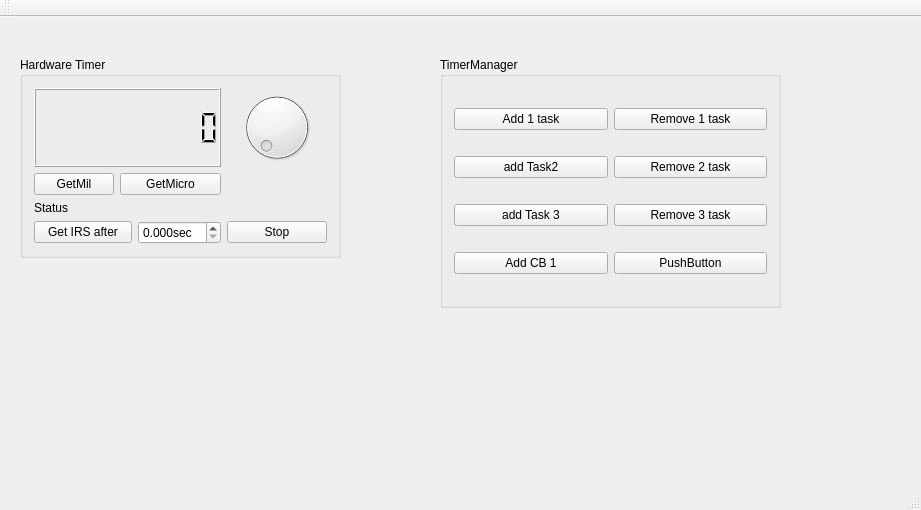
Anaga/TimerTaskManager, file TimerManager/mainwindow.ui: the form before one commit.
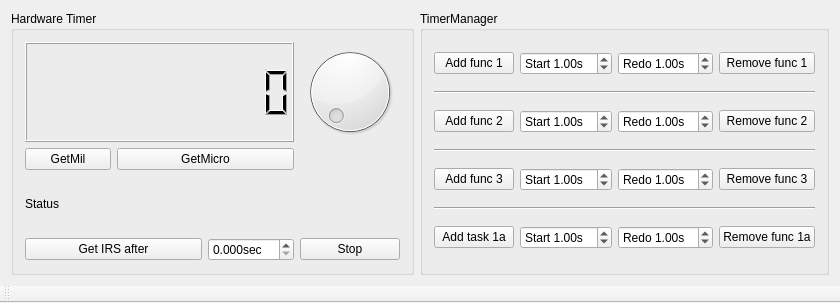
The form after the commit.

Commit message: changes in UI design add function removeCbFunc to TimMan.

Patch:
```diff
--- a/TimerManager/mainwindow.ui
+++ b/TimerManager/mainwindow.ui
@@ -6,23 +6,17 @@
    <rect>
     <x>0</x>
     <y>0</y>
-    <width>921</width>
-    <height>510</height>
+    <width>840</width>
+    <height>303</height>
    </rect>
   </property>
   <property name="windowTitle">
    <string>MainWindow</string>
   </property>
   <widget class="QWidget" name="centralWidget">
+   <layout class="QHBoxLayout" name="horizontalLayout">
+    <item>
    <widget class="QGroupBox" name="groupBox_HwTimer">
-    <property name="geometry">
-     <rect>
-      <x>20</x>
-      <y>40</y>
-      <width>321</width>
-      <height>201</height>
-     </rect>
-    </property>
     <property name="title">
      <string>Hardware Timer</string>
     </property>
@@ -91,97 +85,207 @@
      </item>
     </layout>
    </widget>
+    </item>
+    <item>
    <widget class="QGroupBox" name="groupBox_TimerManager">
-    <property name="geometry">
-     <rect>
-      <x>440</x>
-      <y>40</y>
-      <width>341</width>
-      <height>251</height>
-     </rect>
-    </property>
     <property name="title">
      <string>TimerManager</string>
     </property>
     <layout class="QGridLayout" name="gridLayout">
-     <item row="3" column="1">
-      <widget class="QPushButton" name="pushButton_rem3">
-       <property name="text">
-        <string>Remove 3 task</string>
-       </property>
-      </widget>
-     </item>
-     <item row="3" column="0">
-      <widget class="QPushButton" name="pushButton_add3">
-       <property name="text">
-        <string>add Task 3</string>
-       </property>
-      </widget>
-     </item>
-     <item row="2" column="1">
-      <widget class="QPushButton" name="pushButton_rem2">
-       <property name="text">
-        <string>Remove 2 task</string>
-       </property>
-      </widget>
-     </item>
-     <item row="0" column="1">
+       <item row="0" column="3">
       <widget class="QPushButton" name="pushButton_rem1">
        <property name="text">
-        <string>Remove 1 task</string>
+          <string>Remove func 1</string>
        </property>
       </widget>
      </item>
-     <item row="2" column="0">
-      <widget class="QPushButton" name="pushButton_add2">
+       <item row="2" column="3">
+        <widget class="QPushButton" name="pushButton_rem2">
        <property name="text">
-        <string>add Task2</string>
+          <string>Remove func 2</string>
+         </property>
+        </widget>
+       </item>
+       <item row="6" column="3">
+        <widget class="QPushButton" name="pushButton_rem1a">
+         <property name="text">
+          <string>Remove func 1a</string>
+         </property>
+        </widget>
+       </item>
+       <item row="6" column="0">
+        <widget class="QPushButton" name="pushButton_addCb1">
+         <property name="text">
+          <string>Add task 1a</string>
        </property>
       </widget>
      </item>
      <item row="0" column="0">
       <widget class="QPushButton" name="pushButton_add1">
        <property name="text">
-        <string>Add 1 task</string>
+          <string>Add func 1</string>
+         </property>
+        </widget>
+       </item>
+       <item row="2" column="0">
+        <widget class="QPushButton" name="pushButton_add2">
+         <property name="text">
+          <string>Add func 2</string>
        </property>
       </widget>
      </item>
      <item row="4" column="0">
-      <widget class="QPushButton" name="pushButton_addCb1">
+        <widget class="QPushButton" name="pushButton_add3">
        <property name="text">
-        <string>Add CB 1</string>
+          <string>Add func 3</string>
+         </property>
+        </widget>
+       </item>
+       <item row="4" column="3">
+        <widget class="QPushButton" name="pushButton_rem3">
+         <property name="text">
+          <string>Remove func 3</string>
+         </property>
+        </widget>
+       </item>
+       <item row="0" column="1">
+        <widget class="QDoubleSpinBox" name="doubleSpinBox_t1_Start">
+         <property name="prefix">
+          <string>Start </string>
+         </property>
+         <property name="suffix">
+          <string>s</string>
+         </property>
+         <property name="value">
+          <double>1.000000000000000</double>
+         </property>
+        </widget>
+       </item>
+       <item row="0" column="2">
+        <widget class="QDoubleSpinBox" name="doubleSpinBox_t1_Redo">
+         <property name="prefix">
+          <string>Redo </string>
+         </property>
+         <property name="suffix">
+          <string>s</string>
+         </property>
+         <property name="value">
+          <double>1.000000000000000</double>
+         </property>
+        </widget>
+       </item>
+       <item row="1" column="0" colspan="4">
+        <widget class="Line" name="line">
+         <property name="orientation">
+          <enum>Qt::Horizontal</enum>
+         </property>
+        </widget>
+       </item>
+       <item row="2" column="2">
+        <widget class="QDoubleSpinBox" name="doubleSpinBox_t2_Redo">
+         <property name="prefix">
+          <string>Redo </string>
+         </property>
+         <property name="suffix">
+          <string>s</string>
+         </property>
+         <property name="value">
+          <double>1.000000000000000</double>
+         </property>
+        </widget>
+       </item>
+       <item row="3" column="0" colspan="4">
+        <widget class="Line" name="line_2">
+         <property name="orientation">
+          <enum>Qt::Horizontal</enum>
+         </property>
+        </widget>
+       </item>
+       <item row="4" column="2">
+        <widget class="QDoubleSpinBox" name="doubleSpinBox_t3_Redo">
+         <property name="prefix">
+          <string>Redo </string>
+         </property>
+         <property name="suffix">
+          <string>s</string>
+         </property>
+         <property name="value">
+          <double>1.000000000000000</double>
        </property>
       </widget>
      </item>
      <item row="4" column="1">
-      <widget class="QPushButton" name="pushButton">
-       <property name="text">
-        <string>PushButton</string>
-       </property>
-      </widget>
-     </item>
-    </layout>
-   </widget>
-  </widget>
-  <widget class="QMenuBar" name="menuBar">
-   <property name="geometry">
-    <rect>
-     <x>0</x>
-     <y>0</y>
-     <width>921</width>
-     <height>26</height>
-    </rect>
-   </property>
+        <widget class="QDoubleSpinBox" name="doubleSpinBox_t3_Start">
+         <property name="prefix">
+          <string>Start </string>
+         </property>
+         <property name="suffix">
+          <string>s</string>
+         </property>
+         <property name="value">
+          <double>1.000000000000000</double>
+         </property>
+        </widget>
+       </item>
+       <item row="6" column="1">
+        <widget class="QDoubleSpinBox" name="doubleSpinBox_t4_Start">
+         <property name="prefix">
+          <string>Start </string>
+         </property>
+         <property name="suffix">
+          <string>s</string>
+         </property>
+         <property name="value">
+          <double>1.000000000000000</double>
+         </property>
+        </widget>
+       </item>
+       <item row="6" column="2">
+        <widget class="QDoubleSpinBox" name="doubleSpinBox_t4_Redo">
+         <property name="prefix">
+          <string>Redo </string>
+         </property>
+         <property name="suffix">
+          <string>s</string>
+         </property>
+         <property name="value">
+          <double>1.000000000000000</double>
+         </property>
+        </widget>
+       </item>
+       <item row="2" column="1">
+        <widget class="QDoubleSpinBox" name="doubleSpinBox_t2_Start">
+         <property name="prefix">
+          <string>Start </string>
+         </property>
+         <property name="suffix">
+          <string>s</string>
+         </property>
+         <property name="value">
+          <double>1.000000000000000</double>
+         </property>
+        </widget>
+       </item>
+       <item row="5" column="0" colspan="4">
+        <widget class="Line" name="line_3">
+         <property name="orientation">
+          <enum>Qt::Horizontal</enum>
+         </property>
+        </widget>
+       </item>
+      </layout>
+     </widget>
+    </item>
+   </layout>
   </widget>
   <widget class="QToolBar" name="mainToolBar">
    <attribute name="toolBarArea">
-    <enum>TopToolBarArea</enum>
+    <enum>BottomToolBarArea</enum>
    </attribute>
    <attribute name="toolBarBreak">
     <bool>false</bool>
    </attribute>
   </widget>
-  <widget class="QStatusBar" name="statusBar"/>
  </widget>
  <layoutdefault spacing="6" margin="11"/>
  <resources/>
```
Lines whose indentation alone changed are shown as unchanged. The commit also changes 5 other files.
